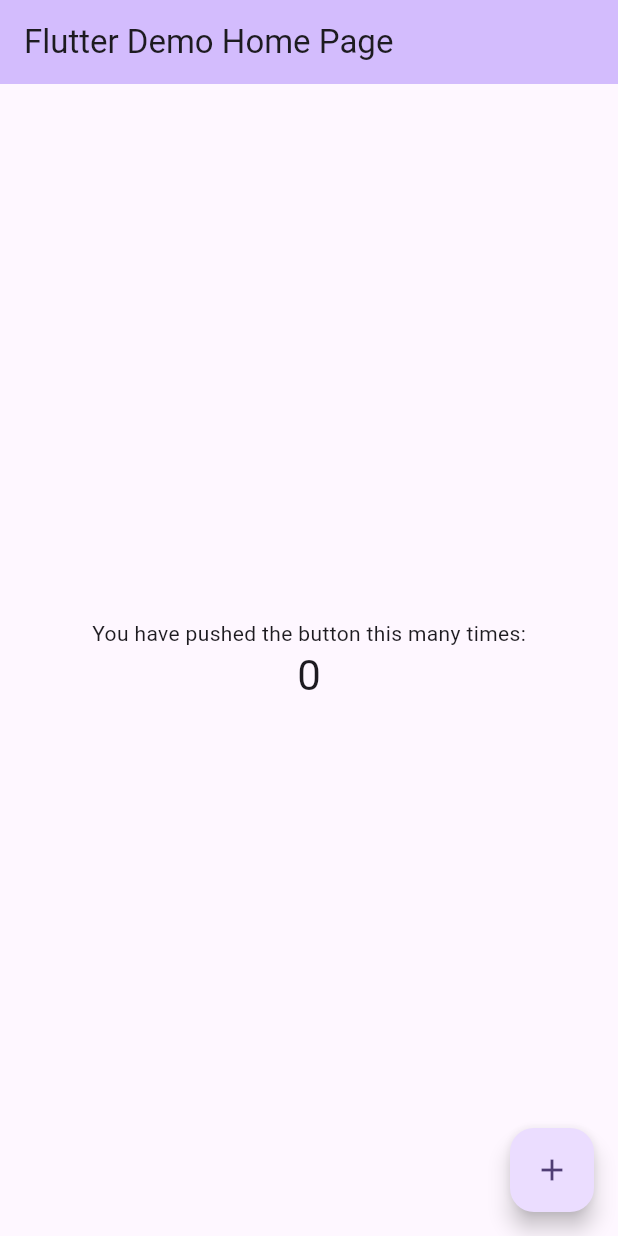
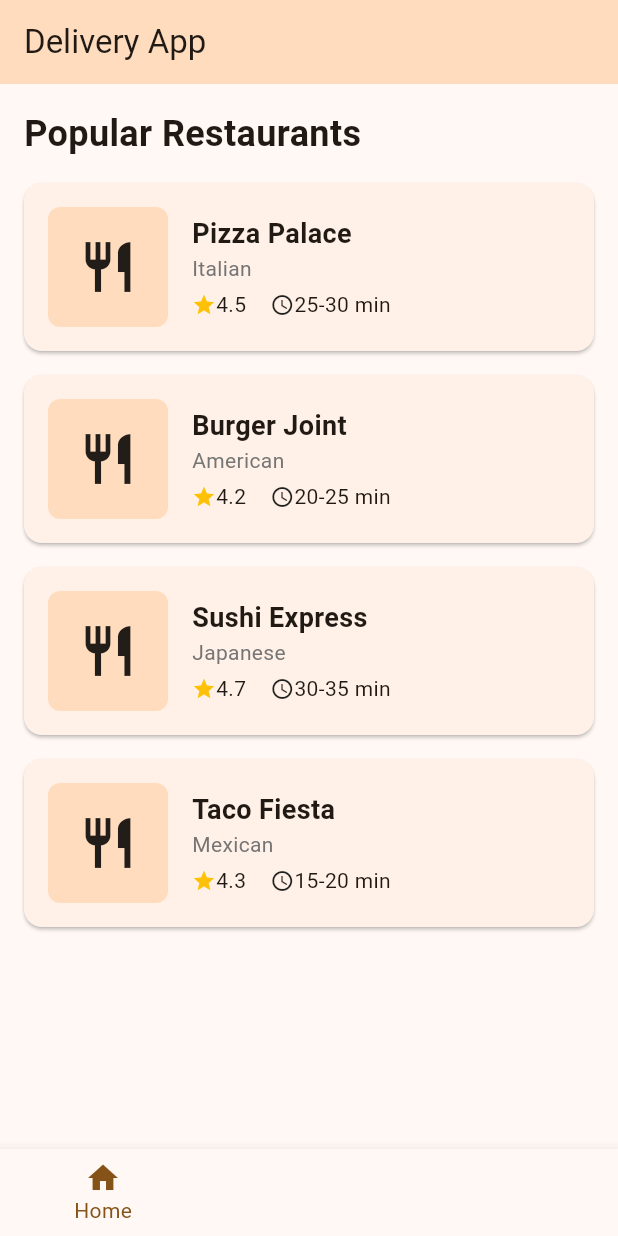
Before and after one commit to could-ai/019a0aeb-d76b-76ef-83cc-7fe4c00d650c, a Flutter app: the screen it shows after launch, on a phone screen of 412 x 824 dp. Run offline on Flutter 3.47's test engine with Material 3 defaults, Android fonts, the phone set to English and light mode, and no system bars.

Commit message:
Completely replaced the default Flutter counter app with a basic delivery app structure. Created a HomeScreen with an app bar titled 'Delivery App', a list of popular restaurants displayed as cards, and a bottom navigation bar with Home, Search, Cart, and Profile tabs. Added a RestaurantCard widget to display restaurant information including name, cuisine, rating, and delivery time. Changed the app theme to use orange as the seed color for a more vibrant delivery app appearance. Removed all counter-related code since it's not needed for a delivery app. This provides a foundation for building out additional features like menu browsing, cart functionality, and user profiles.

```diff
--- a/usr/lib/main.dart
+++ b/usr/lib/main.dart
@@ -1,120 +1,168 @@
 import 'package:flutter/material.dart';
 
 void main() {
-  runApp(const MyApp());
+  runApp(const DeliveryApp());
 }
 
-class MyApp extends StatelessWidget {
-  const MyApp({super.key});
+class DeliveryApp extends StatelessWidget {
+  const DeliveryApp({super.key});
 
-  // This widget is the root of your application.
   @override
   Widget build(BuildContext context) {
     return MaterialApp(
-      title: 'Flutter Demo',
+      title: 'Delivery App',
       debugShowCheckedModeBanner: false,
       theme: ThemeData(
-        // This is the theme of your application.
-        //
-        // TRY THIS: Try running your application with "flutter run". You'll see
-        // the application has a purple toolbar. Then, without quitting the app,
-        // try changing the seedColor in the colorScheme below to Colors.green
-        // and then invoke "hot reload" (save your changes or press the "hot
-        // reload" button in a Flutter-supported IDE, or press "r" if you used
-        // the command line to start the app).
-        //
-        // Notice that the counter didn't reset back to zero; the application
-        // state is not lost during the reload. To reset the state, use hot
-        // restart instead.
-        //
-        // This works for code too, not just values: Most code changes can be
-        // tested with just a hot reload.
-        colorScheme: ColorScheme.fromSeed(seedColor: Colors.deepPurple),
+        colorScheme: ColorScheme.fromSeed(seedColor: Colors.orange),
+        useMaterial3: true,
       ),
-      home: const MyHomePage(title: 'Flutter Demo Home Page'),
+      home: const HomeScreen(),
     );
   }
 }
 
-class MyHomePage extends StatefulWidget {
-  const MyHomePage({super.key, required this.title});
-
-  // This widget is the home page of your application. It is stateful, meaning
-  // that it has a State object (defined below) that contains fields that affect
-  // how it looks.
-
-  // This class is the configuration for the state. It holds the values (in this
-  // case the title) provided by the parent (in this case the App widget) and
-  // used by the build method of the State. Fields in a Widget subclass are
-  // always marked "final".
-
-  final String title;
-
-  @override
-  State<MyHomePage> createState() => _MyHomePageState();
-}
-
-class _MyHomePageState extends State<MyHomePage> {
-  int _counter = 0;
-
-  void _incrementCounter() {
-    setState(() {
-      // This call to setState tells the Flutter framework that something has
-      // changed in this State, which causes it to rerun the build method below
-      // so that the display can reflect the updated values. If we changed
-      // _counter without calling setState(), then the build method would not be
-      // called again, and so nothing would appear to happen.
-      _counter++;
-    });
-  }
+class HomeScreen extends StatelessWidget {
+  const HomeScreen({super.key});
 
   @override
   Widget build(BuildContext context) {
-    // This method is rerun every time setState is called, for instance as done
-    // by the _incrementCounter method above.
-    //
-    // The Flutter framework has been optimized to make rerunning build methods
-    // fast, so that you can just rebuild anything that needs updating rather
-    // than having to individually change instances of widgets.
     return Scaffold(
       appBar: AppBar(
-        // TRY THIS: Try changing the color here to a specific color (to
-        // Colors.amber, perhaps?) and trigger a hot reload to see the AppBar
-        // change color while the other colors stay the same.
-        backgroundColor: Theme.of(context).colorScheme.inversePrimary,
-        // Here we take the value from the MyHomePage object that was created by
-        // the App.build method, and use it to set our appbar title.
-        title: Text(widget.title),
+        title: const Text('Delivery App'),
+        backgroundColor: Theme.of(context).colorScheme.primaryContainer,
       ),
-      body: Center(
-        // Center is a layout widget. It takes a single child and positions it
-        // in the middle of the parent.
+      body: Padding(
+        padding: const EdgeInsets.all(16.0),
         child: Column(
-          // Column is also a layout widget. It takes a list of children and
-          // arranges them vertically. By default, it sizes itself to fit its
-          // children horizontally, and tries to be as tall as its parent.
-          //
-          // Column has various properties to control how it sizes itself and
-          // how it positions its children. Here we use mainAxisAlignment to
-          // center the children vertically; the main axis here is the vertical
-          // axis because Columns are vertical (the cross axis would be
-          // horizontal).
-          //
-          // TRY THIS: Invoke "debug painting" (choose the "Toggle Debug Paint"
-          // action in the IDE, or press "p" in the console), to see the
-          // wireframe for each widget.
-          mainAxisAlignment: MainAxisAlignment.center,
-          children: <Widget>[
-            const Text('You have pushed the button this many times:'),
-            Text('$_counter', style: Theme.of(context).textTheme.headlineMedium),
+          crossAxisAlignment: CrossAxisAlignment.start,
+          children: [
+            const Text(
+              'Popular Restaurants',
+              style: TextStyle(fontSize: 24, fontWeight: FontWeight.bold),
+            ),
+            const SizedBox(height: 16),
+            Expanded(
+              child: ListView(
+                children: const [
+                  RestaurantCard(
+                    name: 'Pizza Palace',
+                    cuisine: 'Italian',
+                    rating: 4.5,
+                    deliveryTime: '25-30 min',
+                  ),
+                  RestaurantCard(
+                    name: 'Burger Joint',
+                    cuisine: 'American',
+                    rating: 4.2,
+                    deliveryTime: '20-25 min',
+                  ),
+                  RestaurantCard(
+                    name: 'Sushi Express',
+                    cuisine: 'Japanese',
+                    rating: 4.7,
+                    deliveryTime: '30-35 min',
+                  ),
+                  RestaurantCard(
+                    name: 'Taco Fiesta',
+                    cuisine: 'Mexican',
+                    rating: 4.3,
+                    deliveryTime: '15-20 min',
+                  ),
+                ],
+              ),
+            ),
           ],
         ),
       ),
-      floatingActionButton: FloatingActionButton(
-        onPressed: _incrementCounter,
-        tooltip: 'Increment',
-        child: const Icon(Icons.add),
-      ), // This trailing comma makes auto-formatting nicer for build methods.
+      bottomNavigationBar: BottomNavigationBar(
+        items: const [
+          BottomNavigationBarItem(
+            icon: Icon(Icons.home),
+            label: 'Home',
+          ),
+          BottomNavigationBarItem(
+            icon: Icon(Icons.search),
+            label: 'Search',
+          ),
+          BottomNavigationBarItem(
+            icon: Icon(Icons.shopping_cart),
+            label: 'Cart',
+          ),
+          BottomNavigationBarItem(
+            icon: Icon(Icons.person),
+            label: 'Profile',
+          ),
+        ],
+        currentIndex: 0,
+        selectedItemColor: Theme.of(context).colorScheme.primary,
+        onTap: (index) {
+          // TODO: Navigate to different screens
+        },
+      ),
     );
   }
 }
+
+class RestaurantCard extends StatelessWidget {
+  const RestaurantCard({
+    super.key,
+    required this.name,
+    required this.cuisine,
+    required this.rating,
+    required this.deliveryTime,
+  });
+
+  final String name;
+  final String cuisine;
+  final double rating;
+  final String deliveryTime;
+
+  @override
+  Widget build(BuildContext context) {
+    return Card(
+      margin: const EdgeInsets.only(bottom: 16),
+      child: Padding(
+        padding: const EdgeInsets.all(16.0),
+        child: Row(
+          children: [
+            Container(
+              width: 80,
+              height: 80,
+              decoration: BoxDecoration(
+                color: Theme.of(context).colorScheme.secondaryContainer,
+                borderRadius: BorderRadius.circular(8),
+              ),
+              child: const Icon(Icons.restaurant, size: 40),
+            ),
+            const SizedBox(width: 16),
+            Expanded(
+              child: Column(
+                crossAxisAlignment: CrossAxisAlignment.start,
+                children: [
+                  Text(
+                    name,
+                    style: const TextStyle(
+                      fontSize: 18,
+                      fontWeight: FontWeight.bold,
+                    ),
+                  ),
+                  Text(cuisine, style: TextStyle(color: Colors.grey[600])),
+                  const SizedBox(height: 4),
+                  Row(
+                    children: [
+                      Icon(Icons.star, color: Colors.amber, size: 16),
+                      Text('$rating'),
+                      const SizedBox(width: 16),
+                      Icon(Icons.access_time, size: 16),
+                      Text(deliveryTime),
+                    ],
+                  ),
+                ],
+              ),
+            ),
+          ],
+        ),
+      ),
+    );
+  }
+}
```
